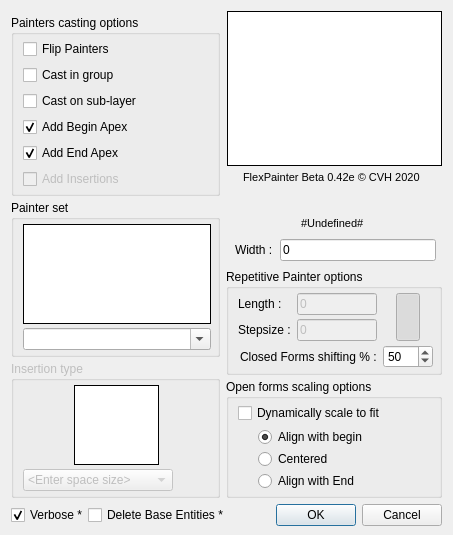
Above: scripts/Misc/Examples/MathExamples/FlexPainter/FlexPainterDialog.ui from qcad/qcad before the change. Below: the same form after it.
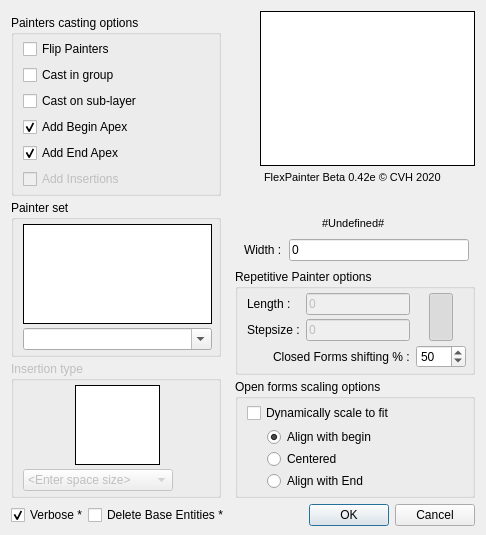
That is the form after the change. Icons and pictures are not drawn. Custom widgets are drawn as their Qt base class.

The edit to the form file:
```diff
--- a/scripts/Misc/Examples/MathExamples/FlexPainter/FlexPainterDialog.ui
+++ b/scripts/Misc/Examples/MathExamples/FlexPainter/FlexPainterDialog.ui
@@ -6,8 +6,8 @@
    <rect>
     <x>0</x>
     <y>0</y>
-    <width>451</width>
-    <height>497</height>
+    <width>486</width>
+    <height>510</height>
    </rect>
   </property>
   <property name="windowTitle">
@@ -545,6 +545,15 @@
               </color>
              </brush>
             </colorrole>
+            <colorrole role="PlaceholderText">
+             <brush brushstyle="NoBrush">
+              <color alpha="128">
+               <red>0</red>
+               <green>0</green>
+               <blue>0</blue>
+              </color>
+             </brush>
+            </colorrole>
            </active>
            <inactive>
             <colorrole role="WindowText">
@@ -592,6 +601,15 @@
               </color>
              </brush>
             </colorrole>
+            <colorrole role="PlaceholderText">
+             <brush brushstyle="NoBrush">
+              <color alpha="128">
+               <red>0</red>
+               <green>0</green>
+               <blue>0</blue>
+              </color>
+             </brush>
+            </colorrole>
            </inactive>
            <disabled>
             <colorrole role="WindowText">
@@ -639,6 +657,15 @@
               </color>
              </brush>
             </colorrole>
+            <colorrole role="PlaceholderText">
+             <brush brushstyle="NoBrush">
+              <color alpha="128">
+               <red>0</red>
+               <green>0</green>
+               <blue>0</blue>
+              </color>
+             </brush>
+            </colorrole>
            </disabled>
           </palette>
          </property>
@@ -757,6 +784,15 @@
               </color>
              </brush>
             </colorrole>
+            <colorrole role="PlaceholderText">
+             <brush brushstyle="NoBrush">
+              <color alpha="128">
+               <red>0</red>
+               <green>0</green>
+               <blue>0</blue>
+              </color>
+             </brush>
+            </colorrole>
            </active>
            <inactive>
             <colorrole role="WindowText">
@@ -822,6 +858,15 @@
               </color>
              </brush>
             </colorrole>
+            <colorrole role="PlaceholderText">
+             <brush brushstyle="NoBrush">
+              <color alpha="128">
+               <red>0</red>
+               <green>0</green>
+               <blue>0</blue>
+              </color>
+             </brush>
+            </colorrole>
            </inactive>
            <disabled>
             <colorrole role="WindowText">
@@ -887,6 +932,15 @@
               </color>
              </brush>
             </colorrole>
+            <colorrole role="PlaceholderText">
+             <brush brushstyle="NoBrush">
+              <color alpha="128">
+               <red>0</red>
+               <green>0</green>
+               <blue>0</blue>
+              </color>
+             </brush>
+            </colorrole>
            </disabled>
           </palette>
          </property>
```
Left out of the diff: 2 changed lines with no effect on the pictures.
